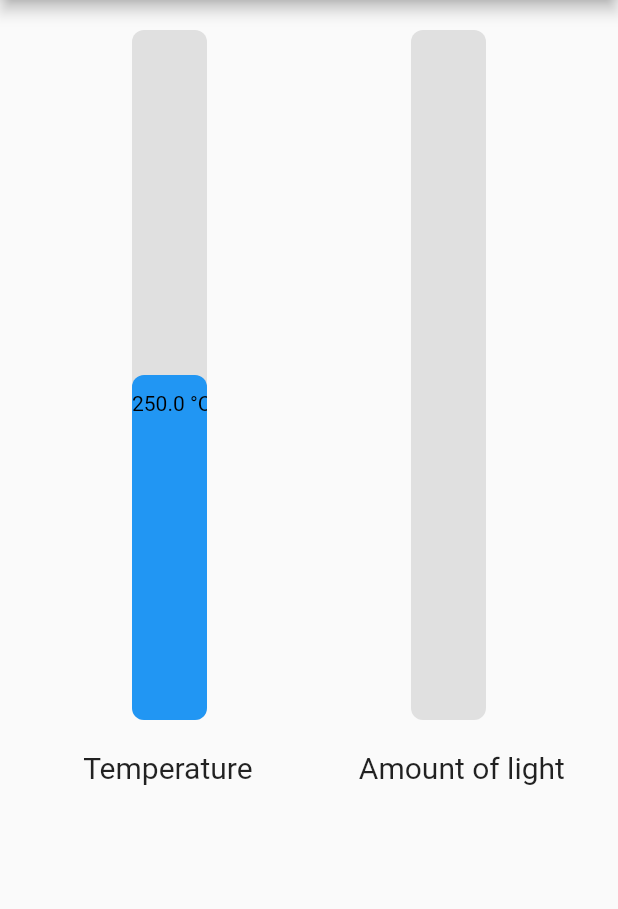
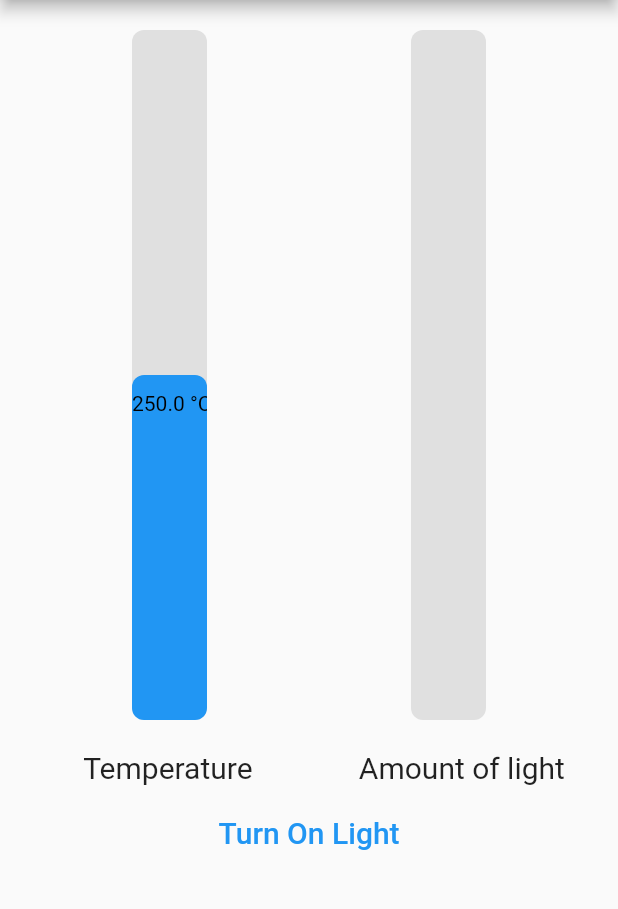
Before and after one commit to MrBuluc/thermo_app, a Flutter app: the screen it shows after launch, on a phone screen of 412 x 824 dp, the part 84-993 px from its top. Run offline on Flutter 3.47's test engine with Material 2 defaults, Android fonts, the phone set to English and light mode, and no system bars; drawn by our look-alikes of flutter_animation_progress_bar; our stand-ins replace cloud_firestore, firebase_core, firebase_database; accounts and stored records are empty.

Commit message:
added Turn On Light button

```diff
--- a/lib/ui/MyHomePage/my_home_page.dart
+++ b/lib/ui/MyHomePage/my_home_page.dart
@@ -29,6 +29,8 @@ class _MyHomePageState extends State<MyHomePage> {
 
   FirebaseDatabase firebaseDB = FirebaseDatabase.instance;
   late DatabaseReference reference;
+
+  bool turnLight = false;
 
   @override
   void initState() {
@@ -99,6 +101,23 @@ class _MyHomePageState extends State<MyHomePage> {
                 ),
                 buildText(Kind.light)
               ],
+            ),
+            Padding(
+              padding: const EdgeInsets.all(8.0),
+              child: Row(
+                mainAxisAlignment: MainAxisAlignment.center,
+                children: [
+                  TextButton(
+                    child: const Text(
+                      "Turn On Light",
+                      style: TextStyle(fontSize: 20),
+                    ),
+                    onPressed: () {
+                      turnOnOffLight();
+                    },
+                  )
+                ],
+              ),
             )
           ],
         ));
@@ -111,6 +130,7 @@ class _MyHomePageState extends State<MyHomePage> {
         setState(() {
           thermo = toDouble(value["thermo"]);
           light = toDouble(value["light"]);
+          turnLight = value["turnLight"];
           now = Timestamp.now();
         });
         writeToDb(value);
@@ -159,4 +179,8 @@ class _MyHomePageState extends State<MyHomePage> {
       style: const TextStyle(fontSize: 20),
     );
   }
+
+  Future turnOnOffLight() async {
+    await reference.update({"turnLight": !turnLight});
+  }
 }
```
